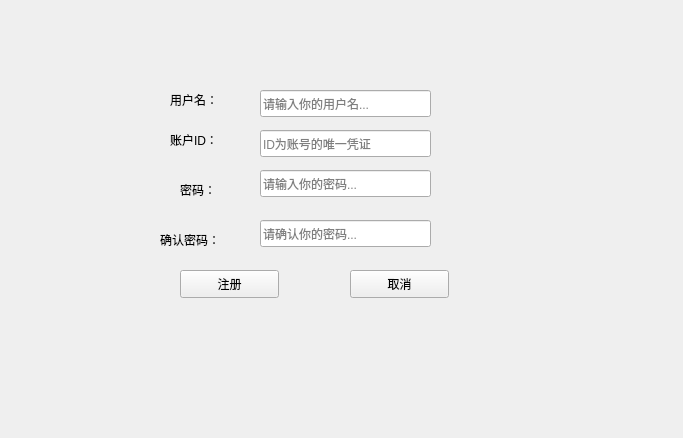
The window that Flight/sign_in.ui (howbirdfly/FlightServer) describes before a commit, drawn with Qt 5.
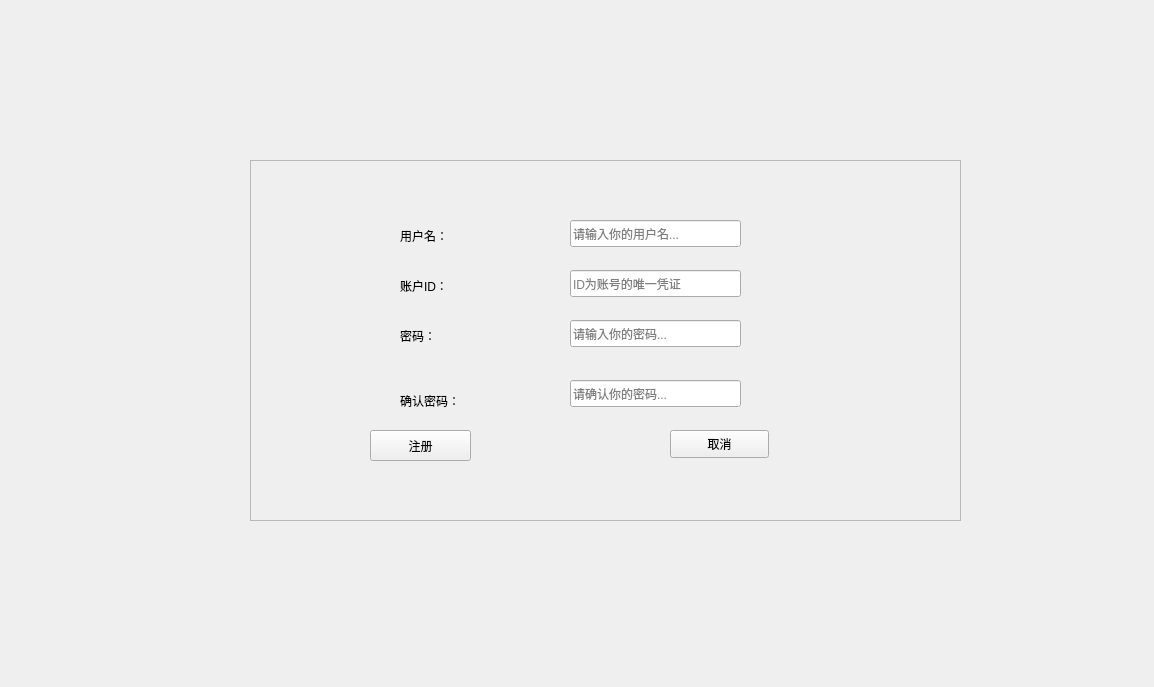
The same window after the commit.

```diff
--- a/Flight/sign_in.ui
+++ b/Flight/sign_in.ui
@@ -6,75 +6,61 @@
    <rect>
     <x>0</x>
     <y>0</y>
-    <width>683</width>
-    <height>438</height>
+    <width>1154</width>
+    <height>687</height>
    </rect>
   </property>
   <property name="windowTitle">
    <string>注册</string>
   </property>
-  <widget class="QLineEdit" name="Sign_in_UsernameT">
+  <widget class="QFrame" name="frame">
    <property name="geometry">
     <rect>
-     <x>260</x>
-     <y>90</y>
-     <width>171</width>
-     <height>27</height>
+     <x>250</x>
+     <y>160</y>
+     <width>711</width>
+     <height>361</height>
     </rect>
    </property>
-   <property name="placeholderText">
-    <string>请输入你的用户名...</string>
+   <property name="frameShape">
+    <enum>QFrame::StyledPanel</enum>
    </property>
-  </widget>
-  <widget class="QLineEdit" name="Sign_in_PassWordT">
-   <property name="geometry">
-    <rect>
-     <x>260</x>
-     <y>170</y>
-     <width>171</width>
-     <height>27</height>
-    </rect>
+   <property name="frameShadow">
+    <enum>QFrame::Raised</enum>
    </property>
-   <property name="inputMask">
-    <string/>
-   </property>
-   <property name="placeholderText">
-    <string>请输入你的密码...</string>
-   </property>
-  </widget>
-  <widget class="QLineEdit" name="Sign_in_PassWordAT">
-   <property name="geometry">
-    <rect>
-     <x>260</x>
-     <y>220</y>
-     <width>171</width>
-     <height>27</height>
-    </rect>
-   </property>
-   <property name="placeholderText">
-    <string>请确认你的密码...</string>
-   </property>
-  </widget>
   <widget class="QLabel" name="Sign_in_Username">
    <property name="geometry">
     <rect>
-     <x>170</x>
-     <y>90</y>
-     <width>69</width>
-     <height>19</height>
+      <x>150</x>
+      <y>60</y>
+      <width>81</width>
+      <height>31</height>
     </rect>
    </property>
    <property name="text">
     <string>用户名：</string>
    </property>
   </widget>
+   <widget class="QLabel" name="label">
+    <property name="geometry">
+     <rect>
+      <x>150</x>
+      <y>110</y>
+      <width>71</width>
+      <height>31</height>
+     </rect>
+    </property>
+    <property name="text">
+     <string>账户ID：</string>
+    </property>
+   </widget>
   <widget class="QLabel" name="Sign_in_PassWord">
    <property name="geometry">
     <rect>
-     <x>180</x>
-     <y>180</y>
-     <width>69</width>
-     <height>19</height>
+      <x>150</x>
+      <y>160</y>
+      <width>61</width>
+      <height>31</height>
     </rect>
    </property>
    <property name="text">
@@ -84,60 +70,21 @@
   <widget class="QLabel" name="Sign_in_PassWordA">
    <property name="geometry">
     <rect>
-     <x>160</x>
-     <y>230</y>
-     <width>69</width>
-     <height>19</height>
+      <x>150</x>
+      <y>220</y>
+      <width>91</width>
+      <height>41</height>
     </rect>
    </property>
    <property name="text">
     <string>确认密码：</string>
    </property>
   </widget>
-  <widget class="QPushButton" name="Sign_in_Button">
-   <property name="geometry">
-    <rect>
-     <x>180</x>
-     <y>270</y>
-     <width>99</width>
-     <height>28</height>
-    </rect>
-   </property>
-   <property name="text">
-    <string>注册</string>
-   </property>
-  </widget>
-  <widget class="QPushButton" name="Sign_in_Cencel">
-   <property name="geometry">
-    <rect>
-     <x>350</x>
-     <y>270</y>
-     <width>99</width>
-     <height>28</height>
-    </rect>
-   </property>
-   <property name="text">
-    <string>取消</string>
-   </property>
-  </widget>
-  <widget class="QLabel" name="label">
-   <property name="geometry">
-    <rect>
-     <x>170</x>
-     <y>130</y>
-     <width>69</width>
-     <height>19</height>
-    </rect>
-   </property>
-   <property name="text">
-    <string>账户ID：</string>
-   </property>
-  </widget>
   <widget class="QLineEdit" name="ID">
    <property name="geometry">
     <rect>
-     <x>260</x>
-     <y>130</y>
+      <x>320</x>
+      <y>110</y>
      <width>171</width>
      <height>27</height>
     </rect>
@@ -148,6 +95,75 @@
    <property name="placeholderText">
     <string>ID为账号的唯一凭证</string>
    </property>
+   </widget>
+   <widget class="QLineEdit" name="Sign_in_UsernameT">
+    <property name="geometry">
+     <rect>
+      <x>320</x>
+      <y>60</y>
+      <width>171</width>
+      <height>27</height>
+     </rect>
+    </property>
+    <property name="placeholderText">
+     <string>请输入你的用户名...</string>
+    </property>
+   </widget>
+   <widget class="QLineEdit" name="Sign_in_PassWordT">
+    <property name="geometry">
+     <rect>
+      <x>320</x>
+      <y>160</y>
+      <width>171</width>
+      <height>27</height>
+     </rect>
+    </property>
+    <property name="inputMask">
+     <string/>
+    </property>
+    <property name="placeholderText">
+     <string>请输入你的密码...</string>
+    </property>
+   </widget>
+   <widget class="QLineEdit" name="Sign_in_PassWordAT">
+    <property name="geometry">
+     <rect>
+      <x>320</x>
+      <y>220</y>
+      <width>171</width>
+      <height>27</height>
+     </rect>
+    </property>
+    <property name="placeholderText">
+     <string>请确认你的密码...</string>
+    </property>
+   </widget>
+   <widget class="QPushButton" name="Sign_in_Cencel">
+    <property name="geometry">
+     <rect>
+      <x>420</x>
+      <y>270</y>
+      <width>99</width>
+      <height>28</height>
+     </rect>
+    </property>
+    <property name="text">
+     <string>取消</string>
+    </property>
+   </widget>
+   <widget class="QPushButton" name="Sign_in_Button">
+    <property name="geometry">
+     <rect>
+      <x>120</x>
+      <y>270</y>
+      <width>101</width>
+      <height>31</height>
+     </rect>
+    </property>
+    <property name="text">
+     <string>注册</string>
+    </property>
+   </widget>
   </widget>
  </widget>
  <resources/>
```
Lines whose indentation alone changed are shown as unchanged.
